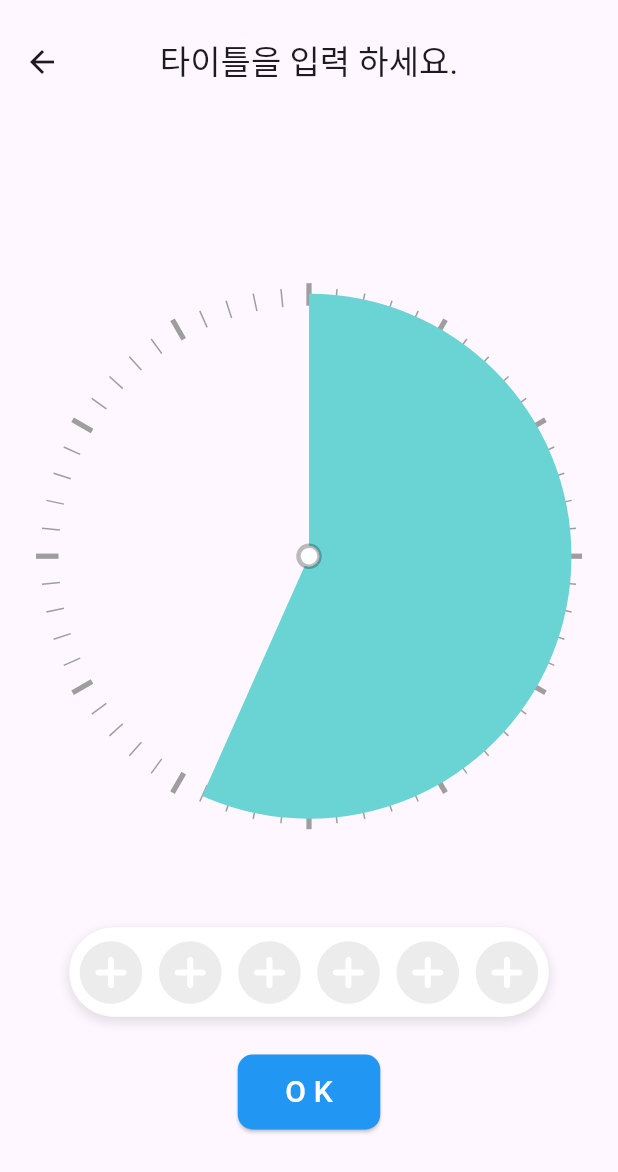
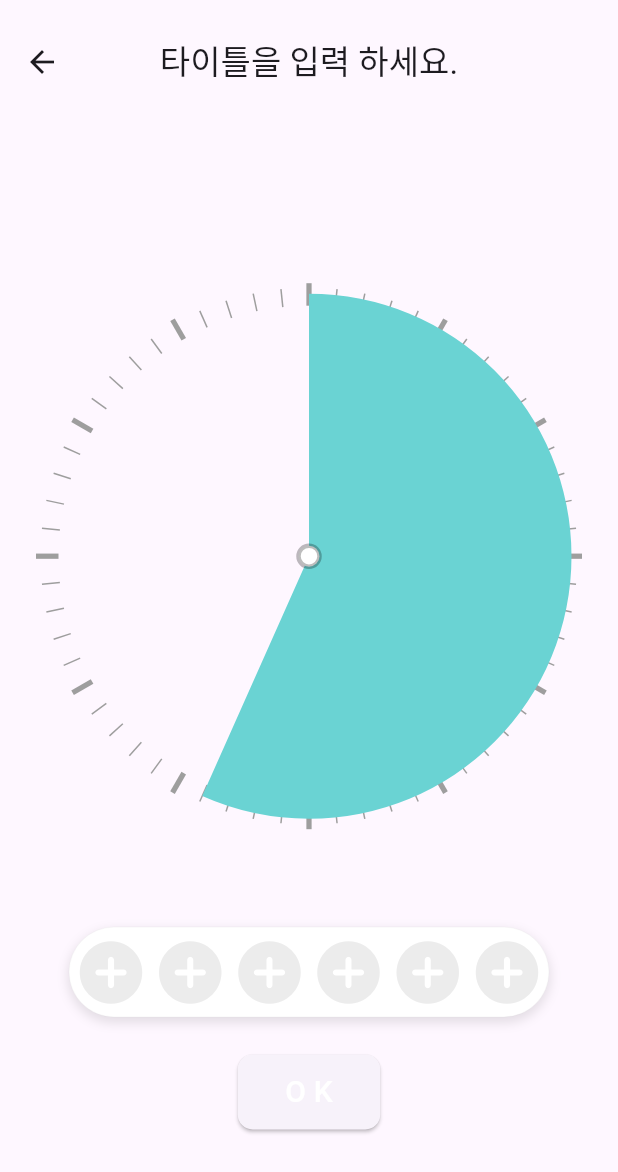
Before and after one commit to J-SSS/flutter_study, a Flutter app: the ThemeScreen screen opened directly, on a phone screen of 412 x 824 dp. Shown: the top 1172 px of the screen. Run offline on Flutter 3.47's test engine with Material 3 defaults, Android fonts, the phone set to English and light mode, and no system bars; our stand-ins replace flutter_icons_null_safety, shared_preferences, webview_flutter; accounts and stored records are empty.

```diff
--- a/lib/time_timer/screen/theme_screen.dart
+++ b/lib/time_timer/screen/theme_screen.dart
@@ -82,7 +82,6 @@ class ThemeScreen extends StatelessWidget {
                           print('Button clicked!');
                         },
                         style: ElevatedButton.styleFrom(
-                          primary: Colors.blue, // 버튼 색상
                           shape: RoundedRectangleBorder(
                             borderRadius:
                                 BorderRadius.circular(10.0), // 모서리를 둥글게 만듭니다.
--- a/lib/time_timer/utils/timer_utils.dart
+++ b/lib/time_timer/utils/timer_utils.dart
@@ -1,6 +1,5 @@
 import 'package:flutter/material.dart';
 import 'dart:async';
-import 'package:carousel_slider/carousel_slider.dart';
 import 'dart:math' as math;
 import 'package:provider/provider.dart';
 import 'package:flutter_study/time_timer/base_timer.dart';
--- a/pubspec.yaml
+++ b/pubspec.yaml
@@ -37,9 +37,7 @@ dependencies:
   # The following adds the Cupertino Icons font to your application.
   # Use with the CupertinoIcons class for iOS style icons.
   cupertino_icons: ^1.0.2
-  webview_flutter: 3.0.4
   provider: ^6.0.2
-  carousel_slider: ^4.2.1
 
 dev_dependencies:
   flutter_test:
```
Also changed, not shown: pubspec.lock, 4 other files.
